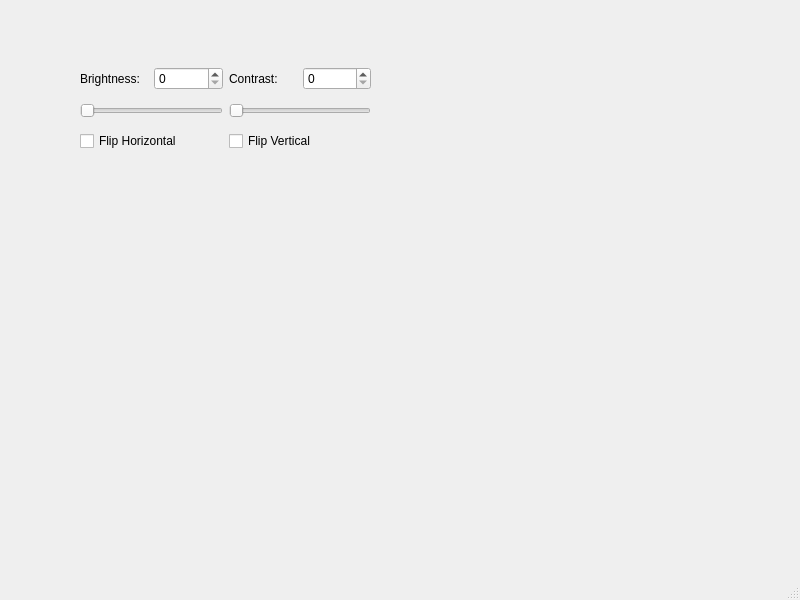
The window that mainwindow.ui (banujan59/VirtualWebcam) describes before a commit, drawn with Qt 5.
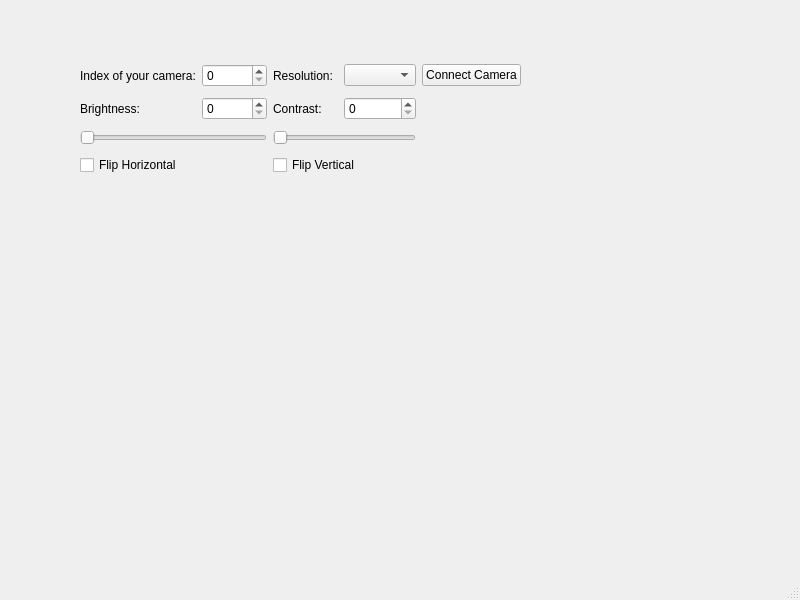
The same window after the commit.

Commit message:
6 adjust resolution of webcam (#8)
* Added connection controls for UI

* Added logic for camera index and resolution

* Corrected UI

1. Added pointing hand cursor to the connect button

2. Adjusted string of resolutions

* Remove useless print

Diff of the .ui file:
```diff
--- a/mainwindow.ui
+++ b/mainwindow.ui
@@ -19,56 +19,83 @@
      <rect>
       <x>80</x>
       <y>60</y>
-      <width>291</width>
-      <height>101</height>
+      <width>441</width>
+      <height>121</height>
      </rect>
     </property>
     <layout class="QGridLayout" name="gridLayout">
-     <item row="0" column="1">
-      <widget class="QSpinBox" name="brightnessValue"/>
-     </item>
-     <item row="1" column="2" colspan="2">
-      <widget class="QSlider" name="contrastSlider">
-       <property name="orientation">
-        <enum>Qt::Horizontal</enum>
+     <item row="0" column="2">
+      <widget class="QLabel" name="label_4">
+       <property name="text">
+        <string>Resolution:</string>
        </property>
       </widget>
      </item>
-     <item row="0" column="3">
+     <item row="1" column="3">
       <widget class="QSpinBox" name="contrastValue"/>
      </item>
-     <item row="1" column="0" colspan="2">
-      <widget class="QSlider" name="brightnessSlider">
-       <property name="orientation">
-        <enum>Qt::Horizontal</enum>
+     <item row="0" column="3">
+      <widget class="QComboBox" name="resolutionSelector"/>
+     </item>
+     <item row="3" column="2" colspan="2">
+      <widget class="QCheckBox" name="vFlipBox">
+       <property name="text">
+        <string>Flip Vertical</string>
        </property>
       </widget>
      </item>
-     <item row="0" column="0">
+     <item row="1" column="0">
       <widget class="QLabel" name="label">
        <property name="text">
         <string>Brightness: </string>
        </property>
       </widget>
      </item>
-     <item row="0" column="2">
-      <widget class="QLabel" name="label_2">
+     <item row="2" column="2" colspan="2">
+      <widget class="QSlider" name="contrastSlider">
+       <property name="orientation">
+        <enum>Qt::Horizontal</enum>
+       </property>
+      </widget>
+     </item>
+     <item row="1" column="1">
+      <widget class="QSpinBox" name="brightnessValue"/>
+     </item>
+     <item row="0" column="0">
+      <widget class="QLabel" name="label_3">
        <property name="text">
-        <string>Contrast:</string>
+        <string>Index of your camera:</string>
        </property>
       </widget>
      </item>
      <item row="2" column="0" colspan="2">
+      <widget class="QSlider" name="brightnessSlider">
+       <property name="orientation">
+        <enum>Qt::Horizontal</enum>
+       </property>
+      </widget>
+     </item>
+     <item row="3" column="0" colspan="2">
       <widget class="QCheckBox" name="hFlipBox">
        <property name="text">
         <string>Flip Horizontal</string>
        </property>
       </widget>
      </item>
-     <item row="2" column="2" colspan="2">
-      <widget class="QCheckBox" name="vFlipBox">
+     <item row="0" column="1">
+      <widget class="QSpinBox" name="cameraIndexBox"/>
+     </item>
+     <item row="1" column="2">
+      <widget class="QLabel" name="label_2">
        <property name="text">
-        <string>Flip Vertical</string>
+        <string>Contrast:</string>
+       </property>
+      </widget>
+     </item>
+     <item row="0" column="4">
+      <widget class="QPushButton" name="connectButton">
+       <property name="text">
+        <string>Connect Camera</string>
        </property>
       </widget>
      </item>
```
The commit also changes 4 other files.
